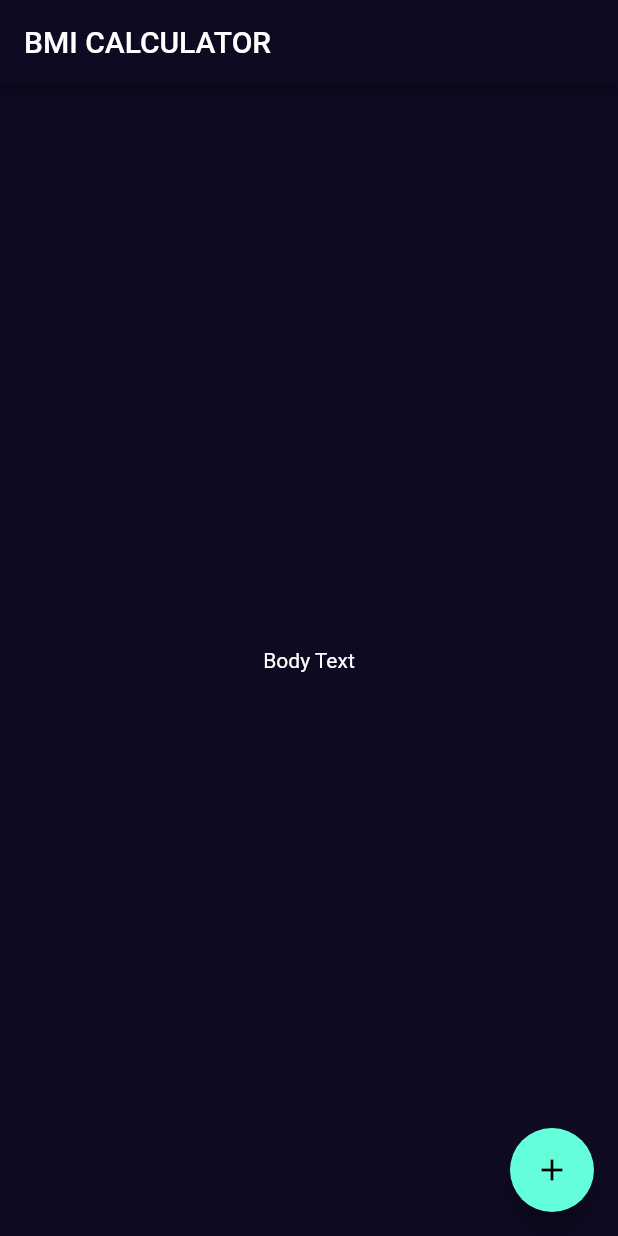
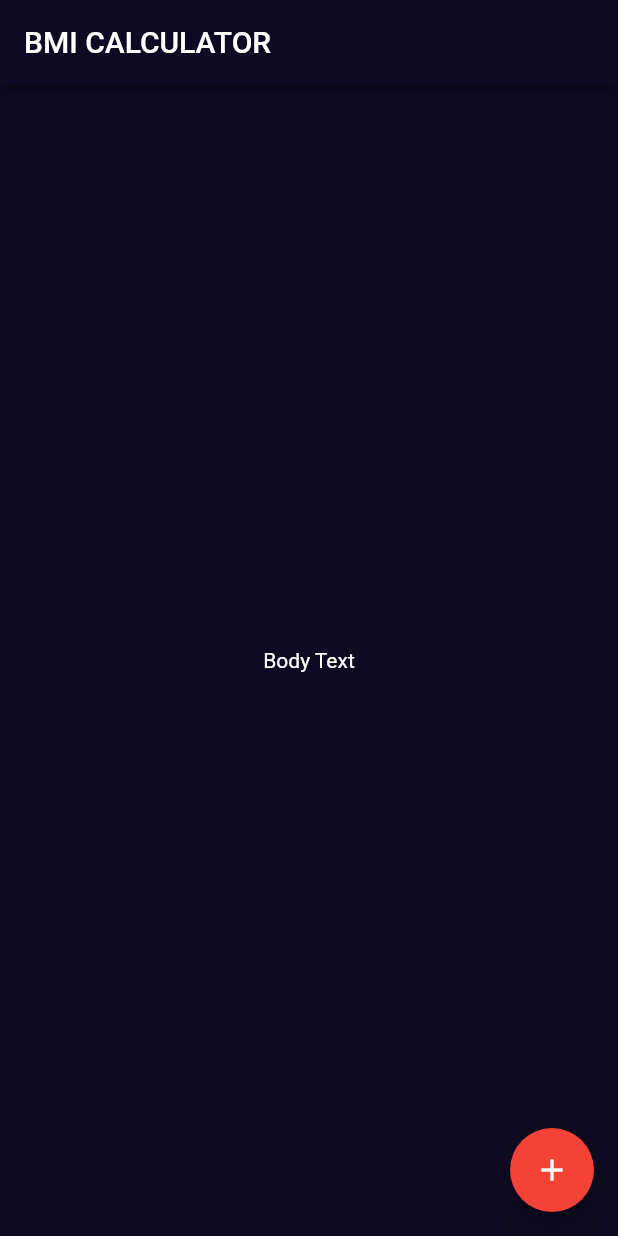
Before and after one commit to ginoliza/flutter_bmi_calculator, a Flutter app: the screen it shows after launch, on a phone screen of 412 x 824 dp. Run offline on Flutter 3.47's test engine with Material 2 defaults, Android fonts, the phone set to English and light mode, and no system bars.

Commit message:
wrapping widgets with Theme

```diff
--- a/lib/main.dart
+++ b/lib/main.dart
@@ -36,9 +36,17 @@ class _InputPageState extends State<InputPage> {
       body: Center(
         child: Text('Body Text'),
       ),
-      floatingActionButton: FloatingActionButton(
-        child: Icon(Icons.add),
-        onPressed: () {},
+      /* Tener aun mas control de cada widget envolviendo con Theme */
+      floatingActionButton: Theme(
+        data: ThemeData(
+          floatingActionButtonTheme: FloatingActionButtonThemeData(
+            backgroundColor: Colors.red,
+          ),
+        ),
+        child: FloatingActionButton(
+          child: Icon(Icons.add),
+          onPressed: () {},
+        ),
       ),
     );
   }
```
